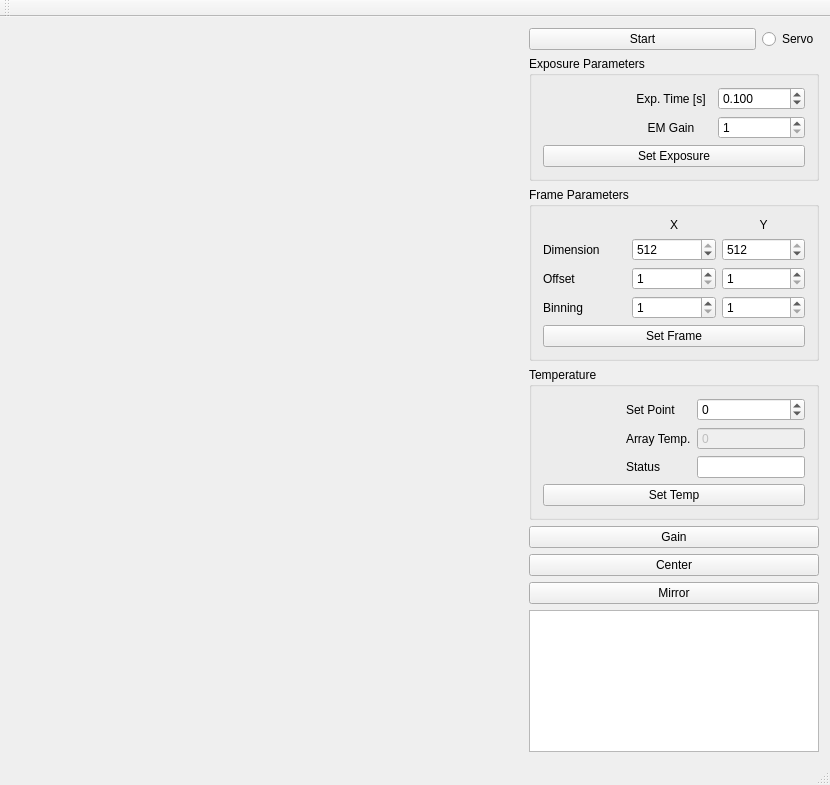
First picture: the form in src/fttMainWindow.ui, repository tmccrack/cameraLibrary, before the edit.
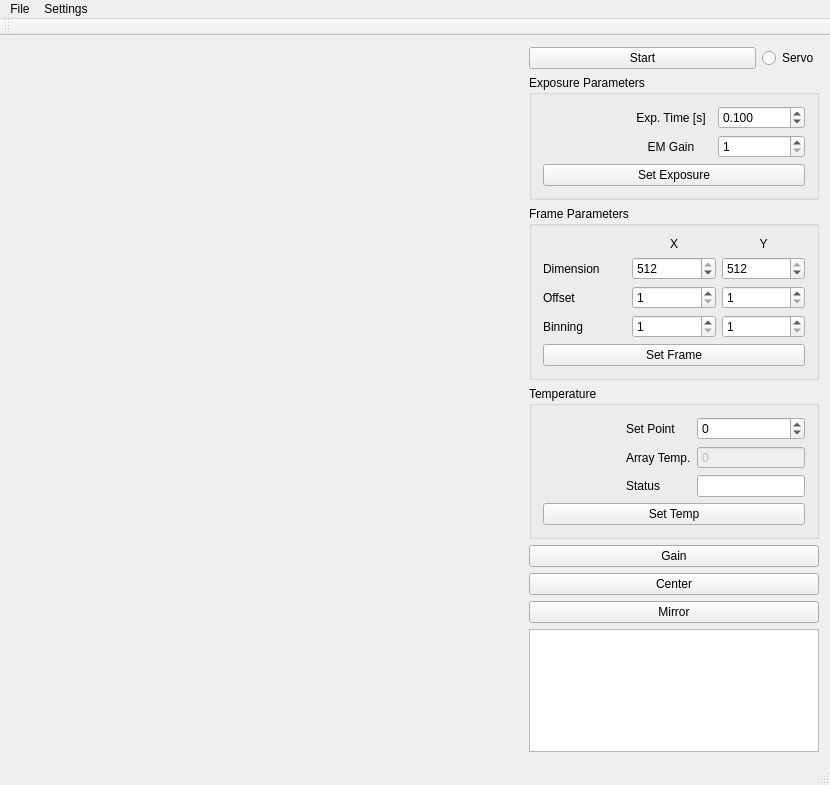
Second picture: the form after the edit.

Commit message: Starting to add menu items

Diff of the .ui file:
```diff
--- a/src/fttMainWindow.ui
+++ b/src/fttMainWindow.ui
@@ -491,6 +491,24 @@
      <height>21</height>
     </rect>
    </property>
+   <widget class="QMenu" name="menuFile">
+    <property name="title">
+     <string>File</string>
+    </property>
+    <addaction name="actionClose"/>
+   </widget>
+   <widget class="QMenu" name="menuSettings">
+    <property name="title">
+     <string>Settings</string>
+    </property>
+    <addaction name="actionServo"/>
+    <addaction name="actionLogging"/>
+    <addaction name="actionMirror"/>
+    <addaction name="actionFrame"/>
+    <addaction name="actionTiming"/>
+   </widget>
+   <addaction name="menuFile"/>
+   <addaction name="menuSettings"/>
   </widget>
   <widget class="QToolBar" name="mainToolBar">
    <attribute name="toolBarArea">
```
Left out of the diff: 30 changed lines with no effect on the pictures.
